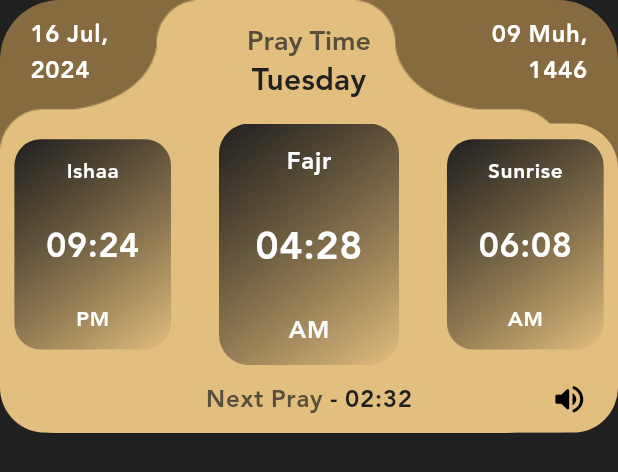
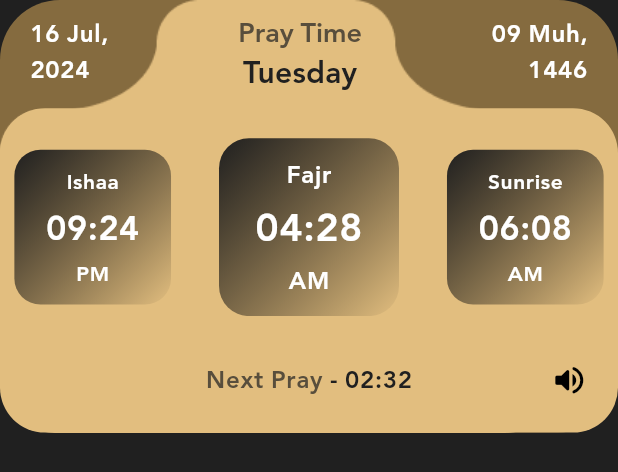
Before and after one commit to Momen0Waleed/Islami_App, a Flutter app: the SalaBoxWidget widget shown alone on an empty page, opened directly, on a phone screen of 412 x 824 dp. Shown: the top 472 px of the screen. Run offline on Flutter 3.47's test engine with Material 3 defaults, Android fonts, the phone set to English and light mode, and no system bars; drawn by our look-alikes of carousel_slider; our stand-ins replace shared_preferences; accounts and stored records are empty.

Commit message:
Solving some Issues on OverFlow Errors V.2

```diff
--- a/lib/modules/sala_time/widgets/sala_body_widget.dart
+++ b/lib/modules/sala_time/widgets/sala_body_widget.dart
@@ -4,7 +4,9 @@ import 'package:islami_app/core/constants/islami_colors.dart';
 import 'package:islami_app/modules/sala_time/widgets/sala_card_widget.dart';
 
 class SalaBodyWidget extends StatefulWidget {
-  const SalaBodyWidget({super.key});
+  const SalaBodyWidget({super.key, required this.boxHeight});
+
+  final double boxHeight;
 
   @override
   State<SalaBodyWidget> createState() => _SalaBodyWidgetState();
@@ -15,6 +17,8 @@ class _SalaBodyWidgetState extends State<SalaBodyWidget> {
   Widget build(BuildContext context) {
     return Container(
       width: double.infinity,
+      height: widget.boxHeight * 0.6,
+      padding: EdgeInsets.symmetric(vertical: 20),
       decoration: BoxDecoration(
         color: IslamiColors.gold,
         borderRadius: BorderRadius.only(
@@ -32,7 +36,7 @@ class _SalaBodyWidgetState extends State<SalaBodyWidget> {
           SalaCardWidget(salaName: "Ishaa", salaTime: "09:24", pm_am: "PM"),
         ],
         options: CarouselOptions(
-          height: MediaQuery.of(context).size.height * 0.2,
+          height: double.infinity,
           viewportFraction: 0.35,
           initialPage: 0,
           enableInfiniteScroll: true,
--- a/lib/modules/sala_time/widgets/sala_box_widget.dart
+++ b/lib/modules/sala_time/widgets/sala_box_widget.dart
@@ -16,8 +16,12 @@ class _SalaBoxWidgetState extends State<SalaBoxWidget> {
   @override
   Widget build(BuildContext context) {
     var theme = Theme.of(context);
+    double boxHeight = MediaQuery
+        .of(context)
+        .size
+        .height * 0.35;
     return Container(
-      height: MediaQuery.of(context).size.height * 0.35,
+      height: boxHeight,
       width: double.infinity,
       decoration: BoxDecoration(
         color: IslamiColors.darkGold,
@@ -25,40 +29,38 @@ class _SalaBoxWidgetState extends State<SalaBoxWidget> {
       ),
       child: Stack(
         children: [
-          Image.asset(IslamiImages.selectedDataBackground),
-          Padding(
-            padding: const EdgeInsets.only(top: 15.0),
-            child: Align(
-              alignment: Alignment.topCenter,
-              child: Column(
-                children: [
-                  Text(
-                    "Pray Time",
-                    style: theme.textTheme.titleLarge!.copyWith(
-                      color: Color(0xFF584E3C),
-                      fontSize: 18,
-                      letterSpacing: 0,
-                    ),
-                    textAlign: TextAlign.center,
-                  ),
-                  Text(
-                    "Tuesday",
-                    style: theme.textTheme.titleMedium!.copyWith(
-                      color: IslamiColors.black,
-                    ),
-                    textAlign: TextAlign.center,
-                  ),
-                ],
-              ),
-            ),
-          ),
-          Column(
-            children: [
-              SalaHeaderWidget(),
-              Expanded(child: SalaBodyWidget()),
-              SalaFooterWidget(),
-            ],
-          ),
+          Image.asset(IslamiImages.selectedDataBackground, fit: BoxFit.cover,),
+          // Padding(
+          //   padding: const EdgeInsets.only(top: 15.0),
+          //   child: Align(
+          //     alignment: Alignment.topCenter,
+          //     child: Column(
+          //       children: [
+          //         Text(
+          //           "Pray Time",
+          //           style: theme.textTheme.titleLarge!.copyWith(
+          //             color: Color(0xFF584E3C),
+          //             fontSize: 18,
+          //             letterSpacing: 0,
+          //           ),
+          //           textAlign: TextAlign.center,
+          //         ),
+          //         Text(
+          //           "Tuesday",
+          //           style: theme.textTheme.titleMedium!.copyWith(
+          //             color: IslamiColors.black,
+          //           ),
+          //           textAlign: TextAlign.center,
+          //         ),
+          //       ],
+          //     ),
+          //   ),
+          // ),
+          Column(children: [
+            SalaHeaderWidget(boxHeight: boxHeight,),
+            Expanded(child: SalaBodyWidget(boxHeight: boxHeight,)),
+            SalaFooterWidget(boxHeight: boxHeight,),
+          ],)
         ],
       ),
     );
--- a/lib/modules/sala_time/widgets/sala_footer_widget.dart
+++ b/lib/modules/sala_time/widgets/sala_footer_widget.dart
@@ -2,7 +2,9 @@ import 'package:flutter/material.dart';
 import 'package:islami_app/core/constants/islami_colors.dart';
 
 class SalaFooterWidget extends StatefulWidget {
-  const SalaFooterWidget({super.key});
+  const SalaFooterWidget({super.key, required this.boxHeight});
+
+  final double boxHeight;
 
   @override
   State<SalaFooterWidget> createState() => _SalaFooterWidgetState();
@@ -17,7 +19,7 @@ class _SalaFooterWidgetState extends State<SalaFooterWidget> {
     return Container(
       alignment: Alignment.center,
       padding: EdgeInsets.symmetric(vertical: 10, horizontal: 20),
-      // height: 50,
+      height: widget.boxHeight * 0.2,
       width: double.infinity,
       decoration: BoxDecoration(
         color: IslamiColors.gold,
--- a/lib/modules/sala_time/widgets/sala_header_widget.dart
+++ b/lib/modules/sala_time/widgets/sala_header_widget.dart
@@ -1,21 +1,54 @@
 import 'package:flutter/material.dart';
 
-class SalaHeaderWidget extends StatelessWidget {
-  const SalaHeaderWidget({super.key});
+import '../../../core/constants/islami_colors.dart';
 
+class SalaHeaderWidget extends StatefulWidget {
+  const SalaHeaderWidget({super.key, required this.boxHeight});
+
+  final double boxHeight;
+
+  @override
+  State<SalaHeaderWidget> createState() => _SalaHeaderWidgetState();
+}
+
+class _SalaHeaderWidgetState extends State<SalaHeaderWidget> {
   @override
   Widget build(BuildContext context) {
     var theme = Theme.of(context);
     return SizedBox(
-      height: MediaQuery.of(context).size.height * 0.1,
+      height: widget.boxHeight * 0.25,
       child: Stack(
         children: [
           Padding(
             padding: const EdgeInsets.only(left: 20.0, right: 20, top: 10),
             child: Row(
+              crossAxisAlignment: CrossAxisAlignment.start,
               children: [
                 Text("16 Jul,\n2024", style: theme.textTheme.bodyLarge),
-                Spacer(),
+                // Spacer(),
+                Expanded(
+                  child: Column(
+                    mainAxisAlignment: MainAxisAlignment.start,
+                    children: [
+                      Text(
+                        "Pray Time",
+                        style: theme.textTheme.titleLarge!.copyWith(
+                          color: Color(0xFF584E3C),
+                          fontSize: 18,
+                          letterSpacing: 0,
+                        ),
+                        textAlign: TextAlign.center,
+                      ),
+                      Text(
+                        "Tuesday",
+                        style: theme.textTheme.titleMedium!.copyWith(
+                          color: IslamiColors.black,
+                        ),
+                        textAlign: TextAlign.center,
+                      ),
+                    ],
+                  ),
+                ),
                 Text(
                   "09 Muh,\n1446",
                   style: theme.textTheme.bodyLarge,
--- a/lib/modules/tasbeh/tasbeh_view.dart
+++ b/lib/modules/tasbeh/tasbeh_view.dart
@@ -58,15 +58,18 @@ class _TasbehViewState extends State<TasbehView>
 
   @override
   Widget build(BuildContext context) {
-    return Container(
+    return Stack(
+        children: [
+          Image.asset(IslamiImages.backgroundTasbehPage, fit: BoxFit.cover,),
+          Container(
             padding: EdgeInsets.only(top: 30, left: 25, right: 25),
             width: double.infinity,
-      decoration: BoxDecoration(
-        image: DecorationImage(
-          image: AssetImage(IslamiImages.backgroundTasbehPage),
-          fit: BoxFit.cover,
-        ),
-      ),
+            // decoration: BoxDecoration(
+            //   image: DecorationImage(
+            //     image: AssetImage(IslamiImages.backgroundTasbehPage),
+            //     fit: BoxFit.cover,
+            //   ),
+            // ),
             child: SingleChildScrollView(
               child: Column(
                 mainAxisAlignment: MainAxisAlignment.start,
@@ -78,7 +81,8 @@ class _TasbehViewState extends State<TasbehView>
                       alignment: Alignment.center,
                       child: Text(
                         "سبّح اسمَ رَبِّكَ الأَعلَى",
-                  style: TextStyle(fontSize: 36, color: IslamiColors.white),
+                        style: TextStyle(
+                            fontSize: 36, color: IslamiColors.white),
                         textAlign: TextAlign.center,
                       ),
                     ),
@@ -92,7 +96,10 @@ class _TasbehViewState extends State<TasbehView>
                               ? Padding(
                             padding: EdgeInsets.only(top: 25),
                             child: SizedBox(
-                              width: MediaQuery.of(context).size.width * 0.6,
+                              width: MediaQuery
+                                  .of(context)
+                                  .size
+                                  .width * 0.6,
                               child: Align(
                                 alignment: Alignment.center,
                                 child: Text(
@@ -139,13 +146,18 @@ class _TasbehViewState extends State<TasbehView>
                           },
                           child: Image.asset(
                             IslamiImages.sebha,
-                      height: MediaQuery.of(context).size.height * 0.4,
+                            height: MediaQuery
+                                .of(context)
+                                .size
+                                .height * 0.4,
                             // width: double.infinity,
                           ),
                         ),
                       ),
                     ],
                   ),
+                  if (finishedAzkar)
+                    SizedBox(height: 30,),
                   if (finishedAzkar)
                     ElevatedButton(
                       style: ElevatedButton.styleFrom(
@@ -172,6 +184,8 @@ class _TasbehViewState extends State<TasbehView>
                 ],
               ),
         ),
+      ),
+        ]
     );
   }
 }
```
Lines whose indentation alone changed are shown as unchanged.
